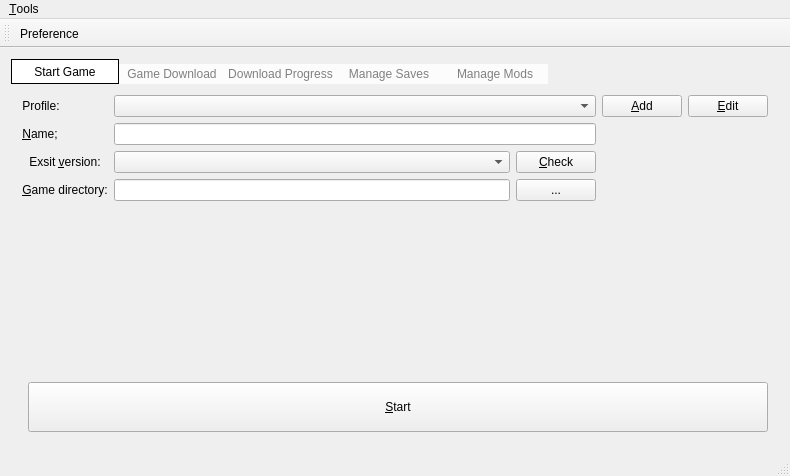
Qt form Kaminec/UI/kamineclauncher.ui (kaniol-lck/Kaminec) before a commit.
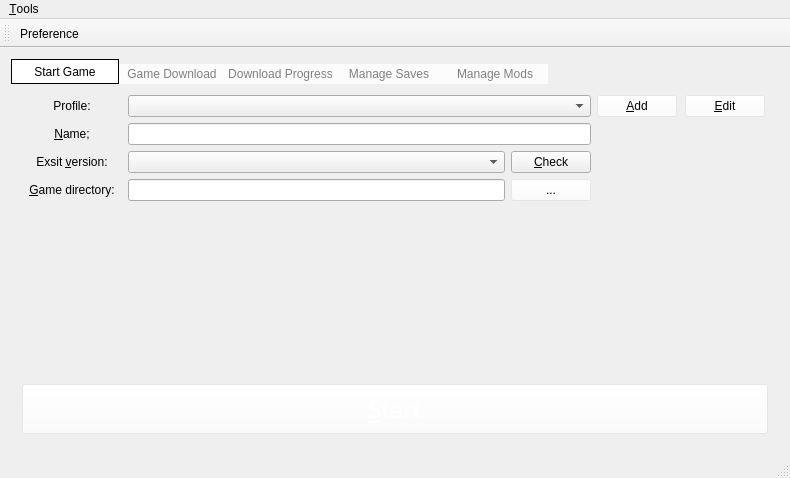
The same form after that commit.

What changed in the file:
```diff
--- a/Kaminec/UI/kamineclauncher.ui
+++ b/Kaminec/UI/kamineclauncher.ui
@@ -45,20 +45,23 @@
        <attribute name="title">
         <string>Start Game</string>
        </attribute>
-       <layout class="QGridLayout" name="gridLayout_7">
-        <item row="0" column="0" colspan="2">
-         <layout class="QGridLayout" name="gridLayout_3">
-          <property name="sizeConstraint">
-           <enum>QLayout::SetDefaultConstraint</enum>
-          </property>
-          <item row="0" column="0">
+       <layout class="QGridLayout" name="gridLayout_8">
+        <item row="0" column="0">
+         <layout class="QGridLayout" name="gridLayout_7">
+          <item row="0" column="0" colspan="2">
            <widget class="QLabel" name="profile_label">
             <property name="sizePolicy">
-             <sizepolicy hsizetype="Fixed" vsizetype="Preferred">
+             <sizepolicy hsizetype="Preferred" vsizetype="Preferred">
               <horstretch>0</horstretch>
               <verstretch>0</verstretch>
              </sizepolicy>
             </property>
+            <property name="minimumSize">
+             <size>
+              <width>100</width>
+              <height>0</height>
+             </size>
+            </property>
             <property name="text">
              <string>Profile:</string>
             </property>
@@ -70,46 +73,92 @@
             </property>
            </widget>
           </item>
-          <item row="0" column="3">
-           <layout class="QHBoxLayout" name="horizontalLayout_2">
+          <item row="0" column="2">
+           <widget class="QComboBox" name="profile_cb">
+            <property name="sizePolicy">
+             <sizepolicy hsizetype="Expanding" vsizetype="Fixed">
+              <horstretch>0</horstretch>
+              <verstretch>0</verstretch>
+             </sizepolicy>
+            </property>
+            <property name="styleSheet">
+             <string notr="true"/>
+            </property>
+           </widget>
+          </item>
+          <item row="1" column="2">
+           <widget class="QLineEdit" name="profileName_le"/>
+          </item>
+          <item row="2" column="2">
+           <layout class="QHBoxLayout" name="horizontalLayout">
             <item>
-             <widget class="QPushButton" name="addProfile_pb">
+             <widget class="QComboBox" name="version_cb">
               <property name="sizePolicy">
-               <sizepolicy hsizetype="Fixed" vsizetype="Fixed">
+               <sizepolicy hsizetype="Expanding" vsizetype="Fixed">
                 <horstretch>0</horstretch>
                 <verstretch>0</verstretch>
                </sizepolicy>
               </property>
-              <property name="autoFillBackground">
+              <property name="styleSheet">
+               <string notr="true"/>
+              </property>
+              <property name="duplicatesEnabled">
                <bool>false</bool>
               </property>
-              <property name="text">
-               <string>&amp;Add</string>
-              </property>
-             </widget>
-            </item>
-            <item>
-             <widget class="QPushButton" name="editProfile_pb">
-              <property name="sizePolicy">
-               <sizepolicy hsizetype="Fixed" vsizetype="Fixed">
-                <horstretch>0</horstretch>
-                <verstretch>0</verstretch>
-               </sizepolicy>
-              </property>
-              <property name="text">
-               <string>&amp;Edit</string>
-              </property>
-              <property name="checkable">
+              <property name="frame">
                <bool>true</bool>
               </property>
              </widget>
             </item>
+            <item>
+             <widget class="QPushButton" name="check_pb">
+              <property name="text">
+               <string>&amp;Check</string>
+              </property>
+             </widget>
+            </item>
            </layout>
           </item>
-          <item row="1" column="0">
+          <item row="3" column="2">
+           <layout class="QHBoxLayout" name="horizontalLayout_5">
+            <item>
+             <widget class="QLineEdit" name="gameDir_le"/>
+            </item>
+            <item>
+             <widget class="QPushButton" name="gameDir_showPb">
+              <property name="autoFillBackground">
+               <bool>false</bool>
+              </property>
+              <property name="styleSheet">
+               <string notr="true">background-color: rgba(255, 255, 255, 63);</string>
+              </property>
+              <property name="text">
+               <string>...</string>
+              </property>
+              <property name="flat">
+               <bool>false</bool>
+              </property>
+             </widget>
+            </item>
+           </layout>
+          </item>
+          <item row="4" column="0" colspan="3">
+           <spacer name="verticalSpacer_3">
+            <property name="orientation">
+             <enum>Qt::Vertical</enum>
+            </property>
+            <property name="sizeHint" stdset="0">
+             <size>
+              <width>20</width>
+              <height>40</height>
+             </size>
+            </property>
+           </spacer>
+          </item>
+          <item row="1" column="0" colspan="2">
            <widget class="QLabel" name="profileName_label">
             <property name="sizePolicy">
-             <sizepolicy hsizetype="Fixed" vsizetype="Preferred">
+             <sizepolicy hsizetype="Preferred" vsizetype="Preferred">
               <horstretch>0</horstretch>
               <verstretch>0</verstretch>
              </sizepolicy>
@@ -125,10 +174,10 @@
             </property>
            </widget>
           </item>
-          <item row="2" column="0">
+          <item row="2" column="0" colspan="2">
            <widget class="QLabel" name="version_label">
             <property name="sizePolicy">
-             <sizepolicy hsizetype="Fixed" vsizetype="Preferred">
+             <sizepolicy hsizetype="Preferred" vsizetype="Preferred">
               <horstretch>0</horstretch>
               <verstretch>0</verstretch>
              </sizepolicy>
@@ -150,10 +199,10 @@
             </property>
            </widget>
           </item>
-          <item row="3" column="0">
+          <item row="3" column="0" colspan="2">
            <widget class="QLabel" name="gameDir_label">
             <property name="sizePolicy">
-             <sizepolicy hsizetype="Fixed" vsizetype="Preferred">
+             <sizepolicy hsizetype="Preferred" vsizetype="Preferred">
               <horstretch>0</horstretch>
               <verstretch>0</verstretch>
              </sizepolicy>
@@ -175,83 +224,64 @@
             </property>
            </widget>
           </item>
-          <item row="3" column="1">
-           <widget class="QLineEdit" name="gameDir_le"/>
-          </item>
-          <item row="3" column="2">
-           <widget class="QPushButton" name="gameDir_showPb">
+         </layout>
+        </item>
+        <item row="0" column="1">
+         <layout class="QGridLayout" name="gridLayout_3">
+          <item row="0" column="0">
+           <widget class="QPushButton" name="addProfile_pb">
+            <property name="sizePolicy">
+             <sizepolicy hsizetype="Fixed" vsizetype="Fixed">
+              <horstretch>0</horstretch>
+              <verstretch>0</verstretch>
+             </sizepolicy>
+            </property>
             <property name="autoFillBackground">
              <bool>false</bool>
             </property>
             <property name="styleSheet">
-             <string notr="true"/>
+             <string notr="true">background-color: rgba(255, 255, 255, 63);</string>
             </property>
             <property name="text">
-             <string>...</string>
+             <string>&amp;Add</string>
             </property>
-            <property name="flat">
-             <bool>false</bool>
-            </property>
            </widget>
           </item>
-          <item row="1" column="1" colspan="2">
-           <widget class="QLineEdit" name="profileName_le"/>
-          </item>
-          <item row="0" column="1" colspan="2">
-           <widget class="QComboBox" name="profile_cb">
+          <item row="0" column="1">
+           <widget class="QPushButton" name="editProfile_pb">
             <property name="sizePolicy">
-             <sizepolicy hsizetype="Preferred" vsizetype="Fixed">
-              <horstretch>0</horstretch>
-              <verstretch>0</verstretch>
-             </sizepolicy>
-            </property>
-           </widget>
-          </item>
-          <item row="2" column="1">
-           <widget class="QComboBox" name="version_cb">
-            <property name="sizePolicy">
-             <sizepolicy hsizetype="Expanding" vsizetype="Fixed">
+             <sizepolicy hsizetype="Fixed" vsizetype="Fixed">
               <horstretch>0</horstretch>
               <verstretch>0</verstretch>
              </sizepolicy>
             </property>
             <property name="styleSheet">
-             <string notr="true"/>
+             <string notr="true">background-color: rgba(255, 255, 255, 63);</string>
             </property>
-            <property name="duplicatesEnabled">
-             <bool>false</bool>
+            <property name="text">
+             <string>&amp;Edit</string>
             </property>
-            <property name="frame">
+            <property name="checkable">
              <bool>true</bool>
             </property>
            </widget>
           </item>
-          <item row="2" column="2">
-           <widget class="QPushButton" name="check_pb">
-            <property name="text">
-             <string>&amp;Check</string>
+          <item row="1" column="0" colspan="2">
+           <spacer name="verticalSpacer_2">
+            <property name="orientation">
+             <enum>Qt::Vertical</enum>
             </property>
-           </widget>
+            <property name="sizeHint" stdset="0">
+             <size>
+              <width>171</width>
+              <height>13</height>
+             </size>
+            </property>
+           </spacer>
           </item>
          </layout>
         </item>
-        <item row="1" column="1">
-         <spacer name="verticalSpacer">
-          <property name="orientation">
-           <enum>Qt::Vertical</enum>
-          </property>
-          <property name="sizeType">
-           <enum>QSizePolicy::Expanding</enum>
-          </property>
-          <property name="sizeHint" stdset="0">
-           <size>
-            <width>178</width>
-            <height>173</height>
-           </size>
-          </property>
-         </spacer>
-        </item>
-        <item row="2" column="1">
+        <item row="2" column="0" colspan="2">
          <widget class="QPushButton" name="start_pb">
           <property name="sizePolicy">
            <sizepolicy hsizetype="Expanding" vsizetype="Fixed">
@@ -265,11 +295,43 @@
             <height>50</height>
            </size>
           </property>
+          <property name="font">
+           <font>
+            <family>Minecraft</family>
+            <pointsize>18</pointsize>
+            <weight>50</weight>
+            <italic>false</italic>
+            <bold>false</bold>
+            <kerning>true</kerning>
+           </font>
+          </property>
+          <property name="styleSheet">
+           <string notr="true">background-color: rgba(255, 255, 255, 63);
+color: rgb(255, 255, 255);
+selection-background-color: rgb(255, 255, 255);
+font: 18pt &quot;Minecraft&quot;;</string>
+          </property>
           <property name="text">
            <string>&amp;Start</string>
           </property>
          </widget>
         </item>
+        <item row="1" column="0" colspan="2">
+         <spacer name="verticalSpacer">
+          <property name="orientation">
+           <enum>Qt::Vertical</enum>
+          </property>
+          <property name="sizeType">
+           <enum>QSizePolicy::Minimum</enum>
+          </property>
+          <property name="sizeHint" stdset="0">
+           <size>
+            <width>20</width>
+            <height>173</height>
+           </size>
+          </property>
+         </spacer>
+        </item>
        </layout>
       </widget>
       <widget class="QWidget" name="game_download">
```
